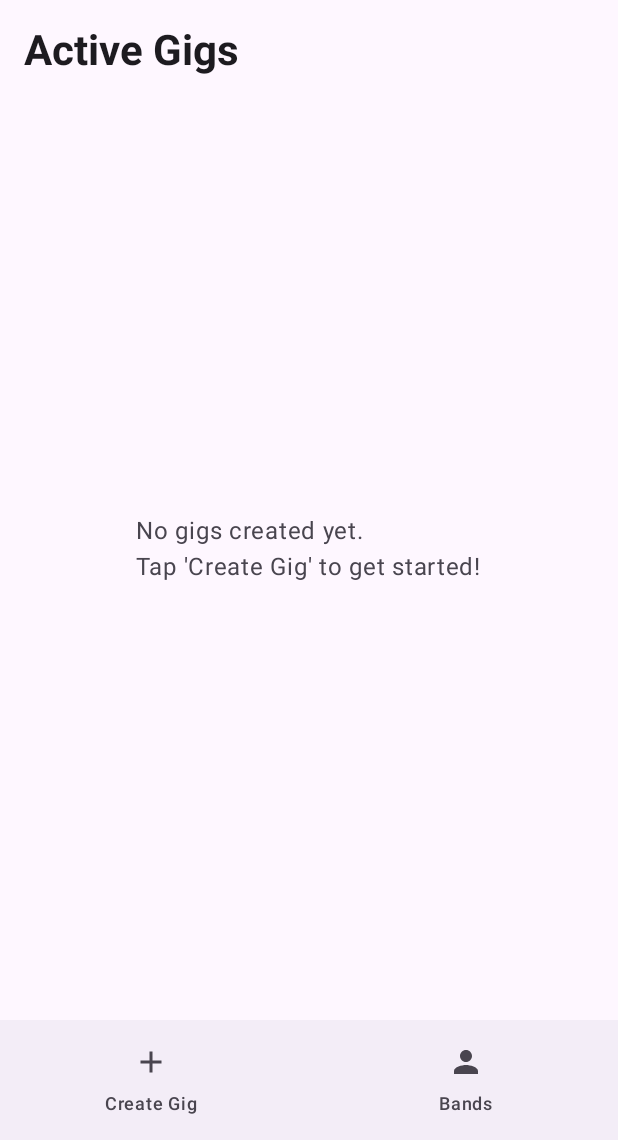
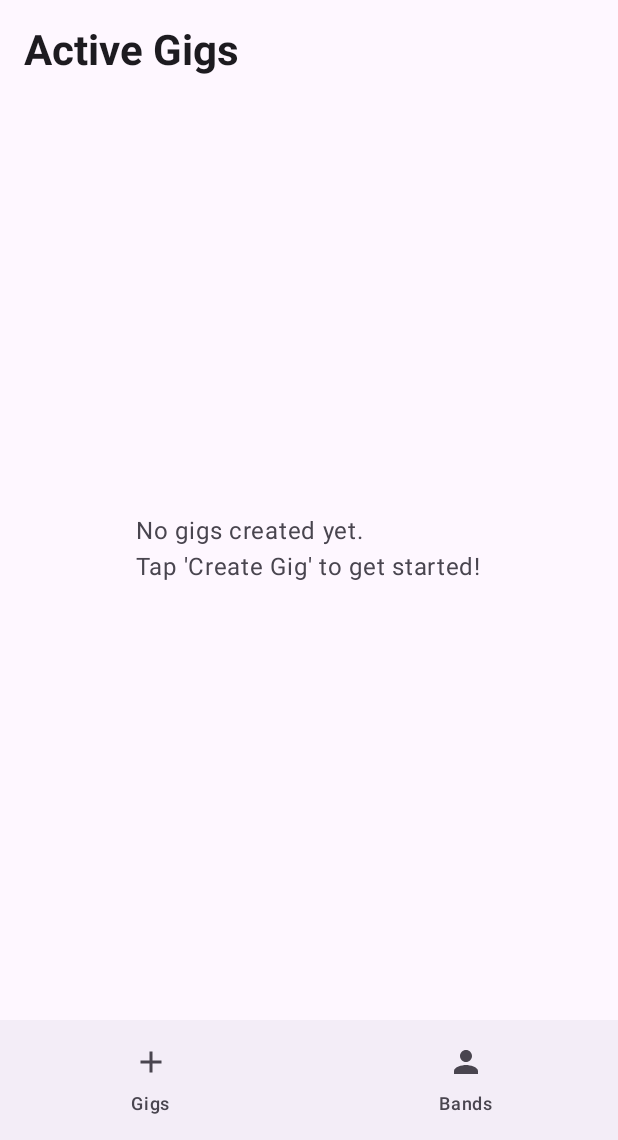
Before and after one commit to simonanger/gig_matcher, an Android app built with Jetpack Compose: the HomeScreen screen opened through its navigation route, on a phone screen of 412 x 824 dp, the part 96-1236 px from its top. Run offline under Robolectric (Android 15) with nearby library versions, the phone set to English and light mode, and no system bars.

Commit message:
now have gig page

```diff
--- a/app/src/main/java/com/simonanger/gigmatcher/GigMatcherApp.kt
+++ b/app/src/main/java/com/simonanger/gigmatcher/GigMatcherApp.kt
@@ -18,6 +18,7 @@ import com.simonanger.gigmatcher.ui.screens.BandsScreen
 import com.simonanger.gigmatcher.ui.screens.CreateBandScreen
 import com.simonanger.gigmatcher.ui.screens.CreateGigScreen
 import com.simonanger.gigmatcher.ui.screens.GigBandsScreen
+import com.simonanger.gigmatcher.ui.screens.GigsScreen
 import com.simonanger.gigmatcher.ui.screens.HomeScreen
 
 @OptIn(ExperimentalMaterial3Api::class)
@@ -39,10 +40,10 @@ fun GigMatcherApp() {
         bottomBar = {
             NavigationBar {
                 NavigationBarItem(
-                    icon = { Icon(Icons.Default.Add, contentDescription = "Create Gig") },
-                    label = { Text("Create Gig") },
+                    icon = { Icon(Icons.Default.Add, contentDescription = "Gigs") },
+                    label = { Text("Gigs") },
                     selected = false,
-                    onClick = { navController.navigate("create_gig") }
+                    onClick = { navController.navigate("gigs") }
                 )
                 NavigationBarItem(
                     icon = { Icon(Icons.Default.Person, contentDescription = "Bands") },
@@ -55,11 +56,11 @@ fun GigMatcherApp() {
     ) { paddingValues ->
         NavHost(
             navController = navController,
-            startDestination = "home",
+            startDestination = "gigs",
             modifier = Modifier.padding(paddingValues)
         ) {
-            composable("home") {
-                HomeScreen(gigs = gigs, navController = navController)
+            composable("gigs") {
+                GigsScreen(gigs = gigs, navController = navController)
             }
             composable("create_gig") {
                 CreateGigScreen(
@@ -72,6 +73,9 @@ fun GigMatcherApp() {
             }
             composable("bands") {
                 BandsScreen(bands = bands, navController = navController)
+            }
+            composable("home") {
+                HomeScreen(gigs = gigs, navController = navController)
             }
             composable("create_band") {
                 CreateBandScreen(
@@ -87,7 +91,7 @@ fun GigMatcherApp() {
                 gig?.let { currentGig ->
                     GigBandsScreen(
                         gig = currentGig,
-                        onBackClick = { navController.navigate("home") },
+                        onBackClick = { navController.navigate("gigs") },
                         onBandSelected = { band ->
                             // Update the gig with the selected band
                             gigs = gigs.map { g ->
--- /dev/null
+++ b/app/src/main/java/com/simonanger/gigmatcher/ui/screens/GigsScreen.kt
@@ -0,0 +1,64 @@
+package com.simonanger.gigmatcher.ui.screens
+
+import androidx.compose.foundation.layout.*
+import androidx.compose.foundation.lazy.LazyColumn
+import androidx.compose.foundation.lazy.items
+import androidx.compose.material.icons.Icons
+import androidx.compose.material.icons.filled.Add
+import androidx.compose.material3.*
+import androidx.compose.runtime.Composable
+import androidx.compose.ui.Alignment
+import androidx.compose.ui.Modifier
+import androidx.compose.ui.text.font.FontWeight
+import androidx.compose.ui.unit.dp
+import androidx.navigation.NavController
+import com.simonanger.gigmatcher.model.Gig
+import com.simonanger.gigmatcher.ui.components.GigCard
+
+@Composable
+fun GigsScreen(gigs: List<Gig>, navController: NavController) {
+    Box(modifier = Modifier.fillMaxSize()) {
+        Column(
+            modifier = Modifier
+                .fillMaxSize()
+                .padding(16.dp)
+        ) {
+            Text(
+                text = "All Gigs",
+                style = MaterialTheme.typography.headlineMedium,
+                fontWeight = FontWeight.Bold,
+                modifier = Modifier.padding(bottom = 16.dp)
+            )
+
+            if (gigs.isEmpty()) {
+                Box(
+                    modifier = Modifier.fillMaxSize(),
+                    contentAlignment = Alignment.Center
+                ) {
+                    Text(
+                        text = "No gigs yet. Create your first gig!",
+                        style = MaterialTheme.typography.bodyLarge,
+                        color = MaterialTheme.colorScheme.onSurfaceVariant
+                    )
+                }
+            } else {
+                LazyColumn(
+                    verticalArrangement = Arrangement.spacedBy(8.dp)
+                ) {
+                    items(gigs) { gig ->
+                        GigCard(gig = gig, navController = navController)
+                    }
+                }
+            }
+        }
+
+        FloatingActionButton(
+            onClick = { navController.navigate("create_gig") },
+            modifier = Modifier
+                .align(Alignment.BottomEnd)
+                .padding(16.dp)
+        ) {
+            Icon(Icons.Default.Add, contentDescription = "Create Gig")
+        }
+    }
+}
```
Also changed, not shown: app/src/main/java/com/simonanger/gigmatcher/ui/components/GigCard.kt (added, +57 -0 lines), app/src/main/java/com/simonanger/gigmatcher/ui/screens/HomeScreen.kt (+1 -47 lines).
